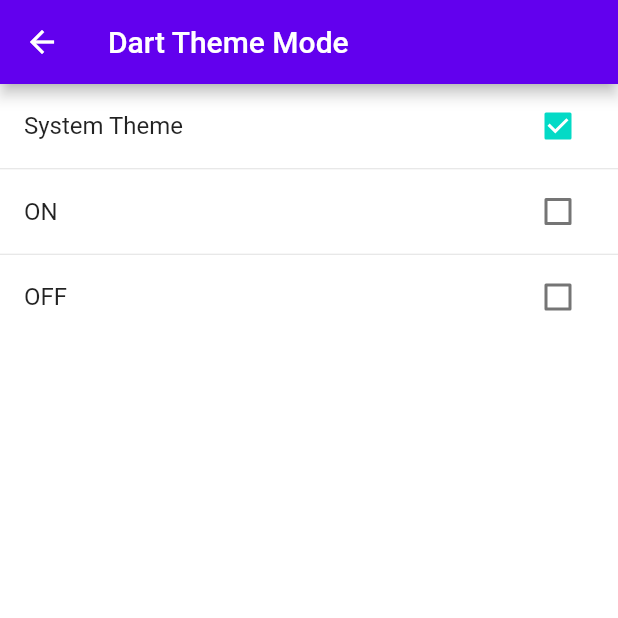
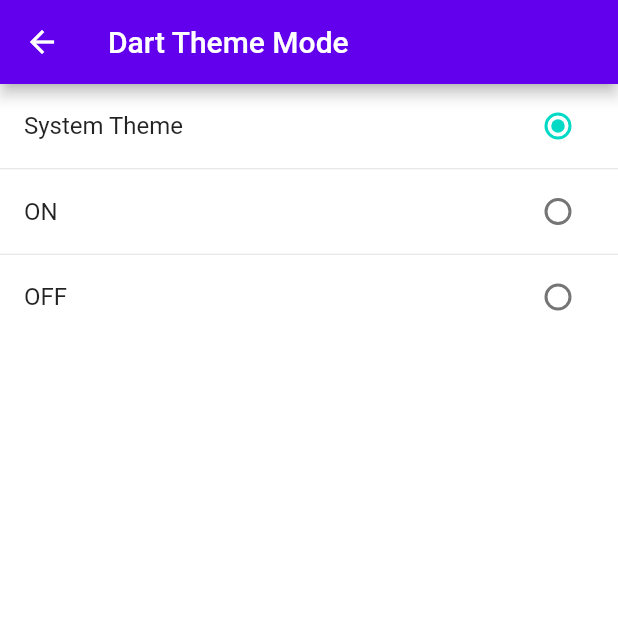
Before and after one commit to oke331/memo_sample, a Flutter app: the ThemeModePage screen opened by its route, on a phone screen of 412 x 824 dp, the top half of it. Run offline on Flutter 3.47's test engine with Material 2 defaults, Android fonts, the phone set to English and light mode, and no system bars; our stand-ins replace cloud_firestore, firebase_auth, firebase_core, flutter_riverpod, freezed_annotation, go_router and 3 more; missing offline and left inert: flutterfire_ui; accounts and stored records are empty; statements that could not run were skipped.

Commit message:
Fix checkbox in ThemeModeTile

```diff
--- a/lib/presentation/page/theme_mode_page/theme_mode_body.dart
+++ b/lib/presentation/page/theme_mode_page/theme_mode_body.dart
@@ -9,22 +9,21 @@ class ThemeModeBody extends HookConsumerWidget {
 
   @override
   Widget build(BuildContext context, WidgetRef ref) {
-    final currentTheme = ref.watch(themeModeControllerProvider);
     final controller = ref.watch(themeModeControllerProvider.notifier);
     final _tileContents = [
       ThemeModeTile(
         title: S.of(context).systemTheme,
-        selected: currentTheme == ThemeMode.system,
+        themeMode: ThemeMode.system,
         onTap: () => controller.updateThemeMode(ThemeMode.system),
       ),
       ThemeModeTile(
         title: S.of(context).on,
-        selected: currentTheme == ThemeMode.dark,
+        themeMode: ThemeMode.dark,
         onTap: () => controller.updateThemeMode(ThemeMode.dark),
       ),
       ThemeModeTile(
         title: S.of(context).off,
-        selected: currentTheme == ThemeMode.light,
+        themeMode: ThemeMode.light,
         onTap: () => controller.updateThemeMode(ThemeMode.light),
       ),
     ];
--- a/lib/presentation/page/theme_mode_page/theme_mode_tile.dart
+++ b/lib/presentation/page/theme_mode_page/theme_mode_tile.dart
@@ -1,27 +1,30 @@
 import 'package:flutter/material.dart';
 import 'package:hooks_riverpod/hooks_riverpod.dart';
+import 'package:memo_sample/presentation/controller/theme_mode_controller/theme_mode_controller.dart';
 
 class ThemeModeTile extends HookConsumerWidget {
   const ThemeModeTile({
     Key? key,
     required this.title,
-    required this.selected,
+    required this.themeMode,
     required this.onTap,
   }) : super(key: key);
 
   final String title;
-  final bool selected;
+  final ThemeMode themeMode;
   final VoidCallback onTap;
 
   @override
   Widget build(BuildContext context, WidgetRef ref) {
+    final currentTheme = ref.watch(themeModeControllerProvider);
     return ListTile(
       title: Text(title),
-      trailing: Checkbox(
-        value: selected,
+      onTap: onTap,
+      trailing: Radio(
+        groupValue: currentTheme,
+        value: themeMode,
         onChanged: (_) => onTap(),
       ),
-      onTap: onTap,
     );
   }
 }
```
